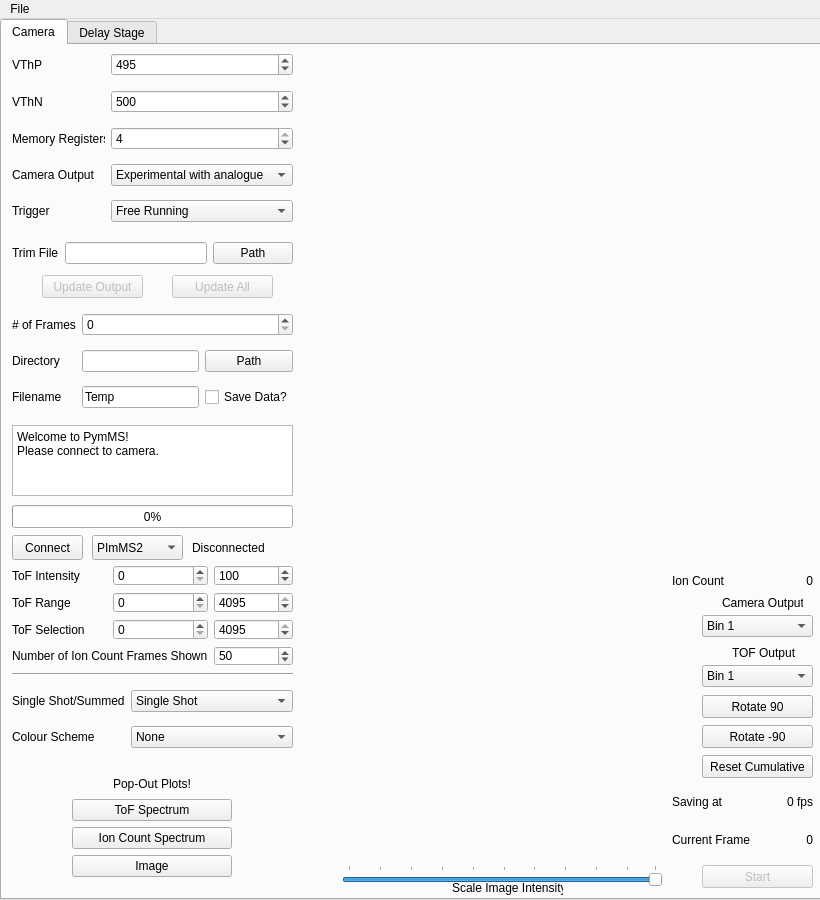
jrjfeath/PyMMS, file image.ui: the form before one commit.
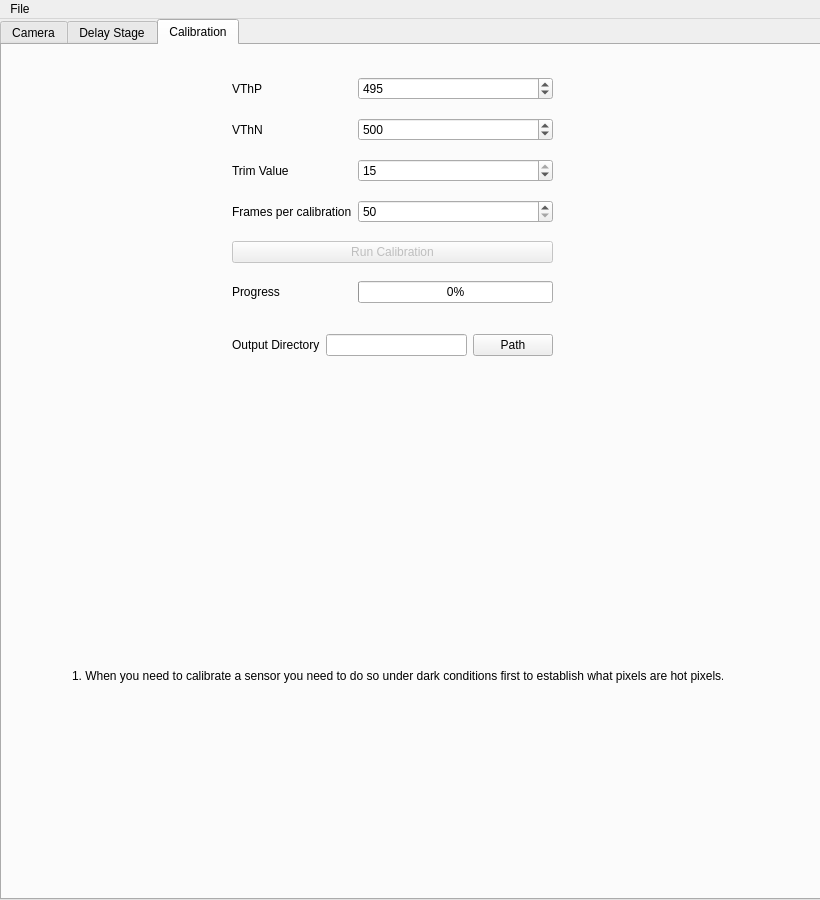
The form after the commit. The open tabs and pages were chosen to show the change. Custom widgets are drawn as their Qt base class.

The edit to the form file:
```diff
--- a/image.ui
+++ b/image.ui
@@ -1719,6 +1719,157 @@
       </property>
      </widget>
     </widget>
+    <widget class="QWidget" name="_tab_3">
+     <attribute name="title">
+      <string>Calibration</string>
+     </attribute>
+     <widget class="QWidget" name="gridLayoutWidget_11">
+      <property name="geometry">
+       <rect>
+        <x>230</x>
+        <y>20</y>
+        <width>321</width>
+        <height>251</height>
+       </rect>
+      </property>
+      <layout class="QGridLayout" name="gridLayout_11">
+       <item row="5" column="0">
+        <widget class="QLabel" name="label_44">
+         <property name="text">
+          <string>Progress</string>
+         </property>
+        </widget>
+       </item>
+       <item row="5" column="1">
+        <widget class="QProgressBar" name="_cal_progress">
+         <property name="value">
+          <number>0</number>
+         </property>
+        </widget>
+       </item>
+       <item row="3" column="0">
+        <widget class="QLabel" name="label_41">
+         <property name="text">
+          <string>Frames per calibration</string>
+         </property>
+        </widget>
+       </item>
+       <item row="4" column="0" colspan="2">
+        <widget class="QPushButton" name="_cal_run">
+         <property name="enabled">
+          <bool>false</bool>
+         </property>
+         <property name="text">
+          <string>Run Calibration</string>
+         </property>
+        </widget>
+       </item>
+       <item row="3" column="1">
+        <widget class="QSpinBox" name="_cal_frames">
+         <property name="minimum">
+          <number>50</number>
+         </property>
+         <property name="maximum">
+          <number>1000</number>
+         </property>
+        </widget>
+       </item>
+       <item row="2" column="0">
+        <widget class="QLabel" name="label_37">
+         <property name="text">
+          <string>Trim Value</string>
+         </property>
+        </widget>
+       </item>
+       <item row="0" column="0">
+        <widget class="QLabel" name="label_39">
+         <property name="text">
+          <string>VThP</string>
+         </property>
+        </widget>
+       </item>
+       <item row="2" column="1">
+        <widget class="QSpinBox" name="_cal_trim">
+         <property name="maximum">
+          <number>15</number>
+         </property>
+         <property name="value">
+          <number>15</number>
+         </property>
+        </widget>
+       </item>
+       <item row="0" column="1">
+        <widget class="QSpinBox" name="_cal_vthp">
+         <property name="maximum">
+          <number>1000</number>
+         </property>
+         <property name="value">
+          <number>495</number>
+         </property>
+        </widget>
+       </item>
+       <item row="1" column="0">
+        <widget class="QLabel" name="label_40">
+         <property name="text">
+          <string>VThN</string>
+         </property>
+        </widget>
+       </item>
+       <item row="1" column="1">
+        <widget class="QSpinBox" name="_cal_vthn">
+         <property name="maximum">
+          <number>1000</number>
+         </property>
+         <property name="value">
+          <number>500</number>
+         </property>
+        </widget>
+       </item>
+      </layout>
+     </widget>
+     <widget class="QWidget" name="gridLayoutWidget_12">
+      <property name="geometry">
+       <rect>
+        <x>230</x>
+        <y>280</y>
+        <width>321</width>
+        <height>41</height>
+       </rect>
+      </property>
+      <layout class="QGridLayout" name="gridLayout_12">
+       <item row="0" column="1">
+        <widget class="QLineEdit" name="_file_dir_2"/>
+       </item>
+       <item row="0" column="0">
+        <widget class="QLabel" name="label_42">
+         <property name="text">
+          <string>Output Directory</string>
+         </property>
+        </widget>
+       </item>
+       <item row="0" column="2">
+        <widget class="QPushButton" name="_file_button_2">
+         <property name="text">
+          <string>Path</string>
+         </property>
+        </widget>
+       </item>
+      </layout>
+     </widget>
+     <widget class="QLabel" name="label_43">
+      <property name="geometry">
+       <rect>
+        <x>70</x>
+        <y>590</y>
+        <width>651</width>
+        <height>81</height>
+       </rect>
+      </property>
+      <property name="text">
+       <string>1. When you need to calibrate a sensor you need to do so under dark conditions first to establish what pixels are hot pixels.</string>
+      </property>
+     </widget>
+    </widget>
    </widget>
   </widget>
   <widget class="QMenuBar" name="menubar">
```
